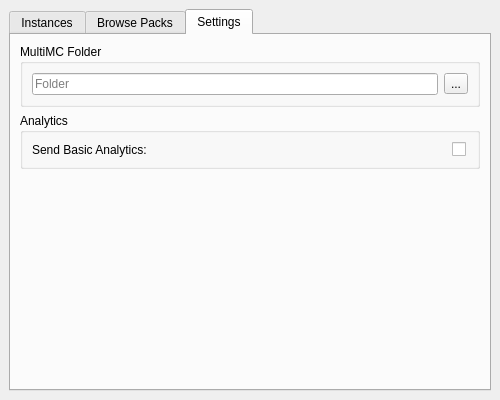
This is UI/MainWindow.ui in OpenMineMods/OpenMineMods as Qt 5 draws it before an edit. The edited form follows.
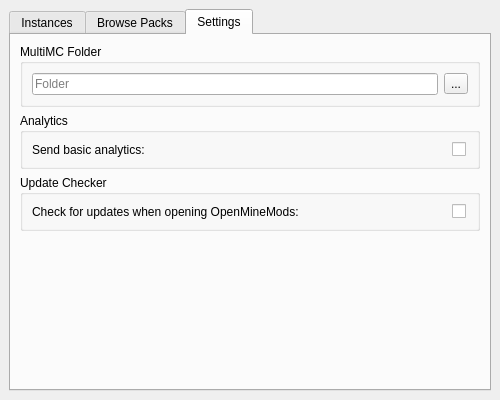
This is the edited form. The open tabs and pages were chosen to show the change. Icons and pictures are not drawn.

Patch:
```diff
--- a/UI/MainWindow.ui
+++ b/UI/MainWindow.ui
@@ -184,7 +184,7 @@
            <item>
             <widget class="QLabel" name="analytics_label">
              <property name="text">
-              <string>Send Basic Analytics:</string>
+              <string>Send basic analytics:</string>
              </property>
             </widget>
            </item>
@@ -210,6 +210,35 @@
           </layout>
          </widget>
         </item>
+        <item>
+         <widget class="QGroupBox" name="groupBox">
+          <property name="title">
+           <string>Update Checker</string>
+          </property>
+          <layout class="QHBoxLayout" name="horizontalLayout_3">
+           <item>
+            <widget class="QLabel" name="label">
+             <property name="text">
+              <string>Check for updates when opening OpenMineMods:</string>
+             </property>
+            </widget>
+           </item>
+           <item>
+            <widget class="QCheckBox" name="update_check">
+             <property name="maximumSize">
+              <size>
+               <width>16</width>
+               <height>16777215</height>
+              </size>
+             </property>
+             <property name="text">
+              <string/>
+             </property>
+            </widget>
+           </item>
+          </layout>
+         </widget>
+        </item>
         <item>
          <spacer name="verticalSpacer">
           <property name="orientation">
```
